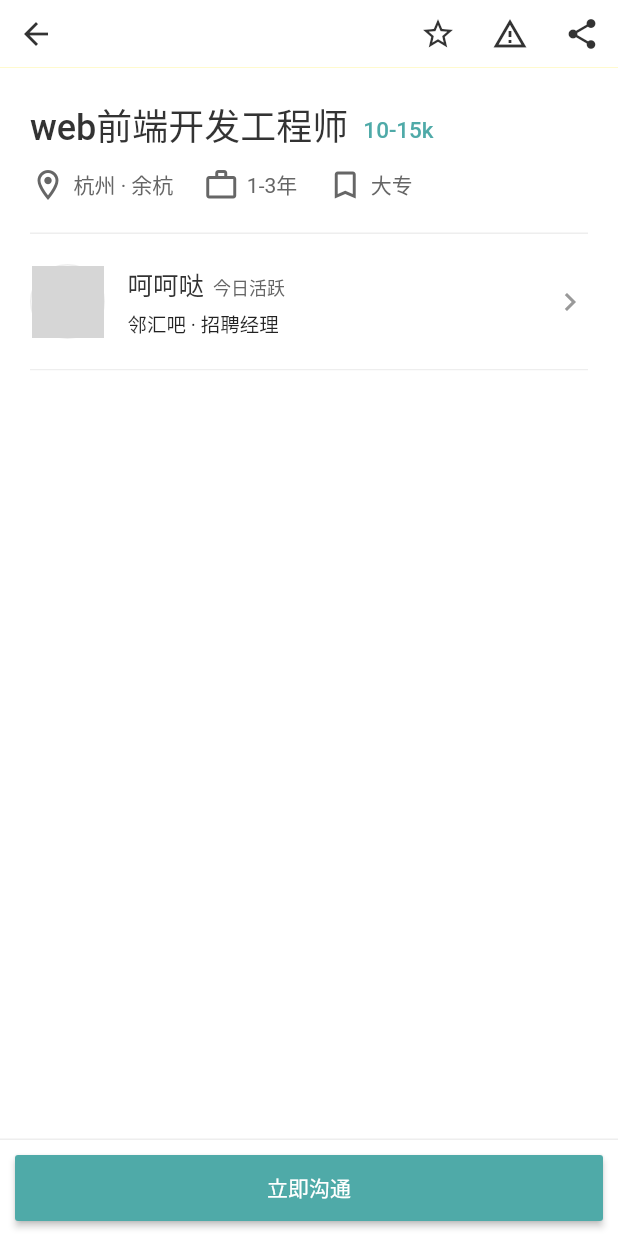
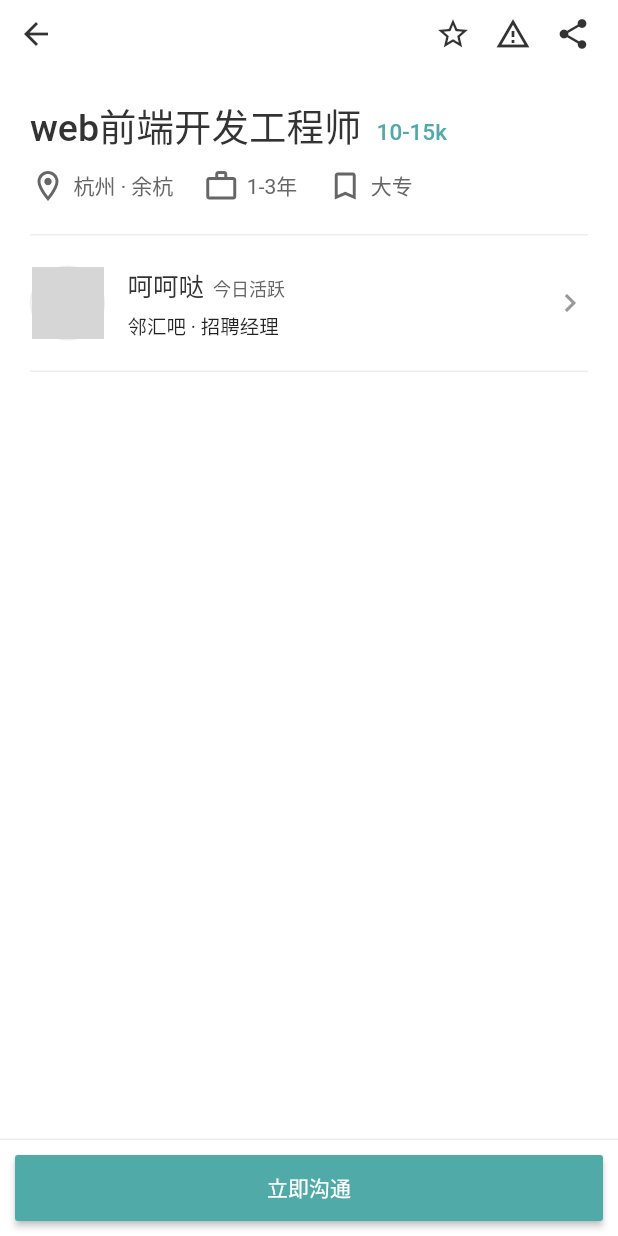
Before and after one commit to baoxiaowang/boss_job_flutter, a Flutter app: the WorkDetailPage screen opened directly, on a phone screen of 412 x 824 dp. Run offline on Flutter 3.47's test engine with Material 2 defaults, Android fonts, the phone set to English and light mode, and no system bars; our stand-ins replace fluro, flutter_easyrefresh; network calls fail; statements that could not run were skipped; grey boxes are pictures that could not be loaded.

```diff
--- a/lib/main.dart
+++ b/lib/main.dart
@@ -36,6 +36,7 @@ class MyApp extends StatelessWidget {
     return MaterialApp(
       title: 'Flutter Demo',
       theme: ThemeData(
+
         buttonTheme: ButtonThemeData(
           minWidth: 50,
           padding: EdgeInsets.symmetric(
@@ -51,7 +52,6 @@ class MyApp extends StatelessWidget {
       home: HomePage(),
       onGenerateRoute: Application.router.generator,
       localizationsDelegates: [
-        // ... app-specific localization delegate[s] here
         GlobalMaterialLocalizations.delegate,
         GlobalWidgetsLocalizations.delegate,
         GlobalCupertinoLocalizations.delegate,
@@ -59,7 +59,6 @@ class MyApp extends StatelessWidget {
       supportedLocales: [
         const Locale('zh','CN'),
         const Locale('en','US'),
-        // ... other locales the app supports
       ],
     );
   }
--- a/lib/page/workDetail/work_detail_page.dart
+++ b/lib/page/workDetail/work_detail_page.dart
@@ -1,4 +1,5 @@
 import 'package:flutter/material.dart';
+import 'package:flutter/services.dart';
 class WorkDetailPage extends StatefulWidget {
   @override
   _WorkDetailPageState createState() => _WorkDetailPageState();
@@ -33,7 +34,7 @@ class _WorkDetailPageState extends State<WorkDetailPage> {
                   // color: Colors.yellow,
                   margin: EdgeInsets.only(right: 10),
                   child: Text('web前端开发工程师', style: TextStyle(
-                    fontSize: 24,
+                    fontSize: 25,
                     fontWeight: FontWeight.w500,
                     color: Color(0xff333333)
                   ),),
@@ -153,6 +154,10 @@ class _WorkDetailPageState extends State<WorkDetailPage> {
   }
   @override
   Widget build(BuildContext context) {
+    SystemChrome.setSystemUIOverlayStyle(SystemUiOverlayStyle(
+      statusBarBrightness: Brightness.light,
+      statusBarIconBrightness: Brightness.light,
+    ));
     return Scaffold(
       backgroundColor: Colors.white,
       body: Stack(
@@ -192,11 +197,11 @@ class _WorkDetailPageState extends State<WorkDetailPage> {
             right: 0,
             child: Container(
               margin: EdgeInsets.only(top: MediaQuery.of(context).padding.top),
-              color: Colors.yellow,
+              color: Colors.white,
               child: Container(
                 height: 45,
-                color: Colors.white,
                 child: Row(
+                  crossAxisAlignment: CrossAxisAlignment.center,
                   children: [
                     Container(
                       child: BackButton(
@@ -209,7 +214,7 @@ class _WorkDetailPageState extends State<WorkDetailPage> {
                           opacity: appBarTitleAlpha,
                           child: Text('web前端开发工程师',textAlign: TextAlign.left, style: TextStyle(
                             color: Color(0xff333333),
-                            fontSize: 15,
+                            fontSize: 18,
                             fontWeight: FontWeight.w500
                             ),
                           )
@@ -217,11 +222,31 @@ class _WorkDetailPageState extends State<WorkDetailPage> {
                       )
                     ),
                     Container(
+                      margin: EdgeInsets.only(right: 10),
                       child: Row(
+                        crossAxisAlignment: CrossAxisAlignment.center,
                         children: [
-                          IconButton(icon: Icon(Icons.star_outline),color: Color(0xff333333), onPressed: (){}),
-                          IconButton(icon: Icon(Icons.warning_amber_outlined), color: Color(0xff333333), onPressed: (){}),
-                          IconButton(icon: Icon(Icons.share), color: Color(0xff333333), onPressed: (){})
+                          Container(
+                            width: 40,
+                            child: FlatButton(
+                              onPressed: (){},
+                              child: Icon(Icons.star_outline, color: Color(0xff333333)),
+                            ),
+                          ),
+                          Container(
+                            width: 40,
+                            child: FlatButton(
+                              onPressed: (){},
+                              child: Icon(Icons.warning_amber_outlined, color: Color(0xff333333)),
+                            ),
+                          ),
+                          Container(
+                            width: 40,
+                            child: FlatButton(
+                              onPressed: (){},
+                              child: Icon(Icons.share, color: Color(0xff333333)),
+                            ),
+                          ),
                         ],
                       ),
                     )
```
Also changed, not shown: lib/page/search/search_page.dart (+45 -9 lines).
